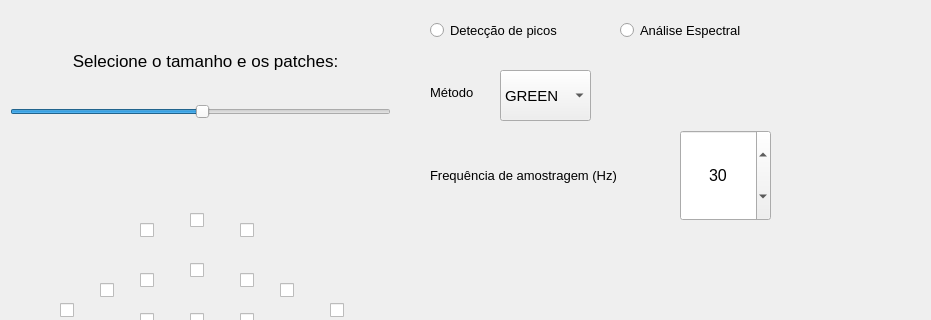
This is qt_desiner/config.ui in MirandaBiel/lion as Qt 5 draws it before an edit; both pictures show x 0 to 931 and y 0 to 320 of the 1280 by 652 pixel window. The edited form follows.
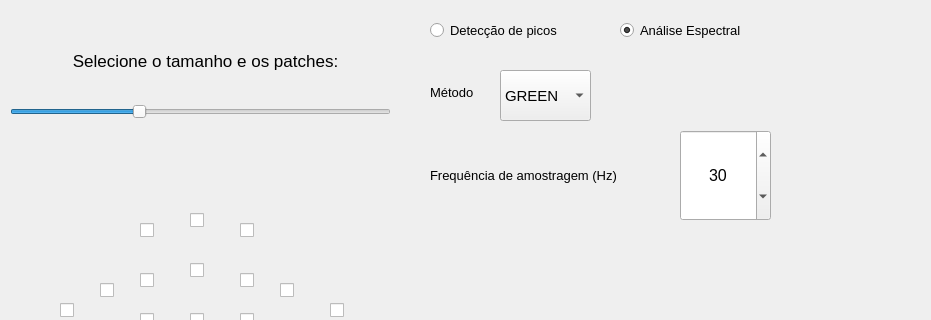
This is the edited form. Icons and pictures are not drawn.

Diff of the .ui file:
```diff
--- a/qt_desiner/config.ui
+++ b/qt_desiner/config.ui
@@ -393,8 +393,11 @@
      <height>41</height>
     </rect>
    </property>
+   <property name="maximum">
+    <number>3</number>
+   </property>
    <property name="value">
-    <number>50</number>
+    <number>1</number>
    </property>
    <property name="orientation">
     <enum>Qt::Horizontal</enum>
@@ -568,6 +571,9 @@
    <property name="text">
     <string>Análise Espectral</string>
    </property>
+   <property name="checked">
+    <bool>true</bool>
+   </property>
   </widget>
   <widget class="QPushButton" name="pushButton_main_w">
    <property name="geometry">
```
